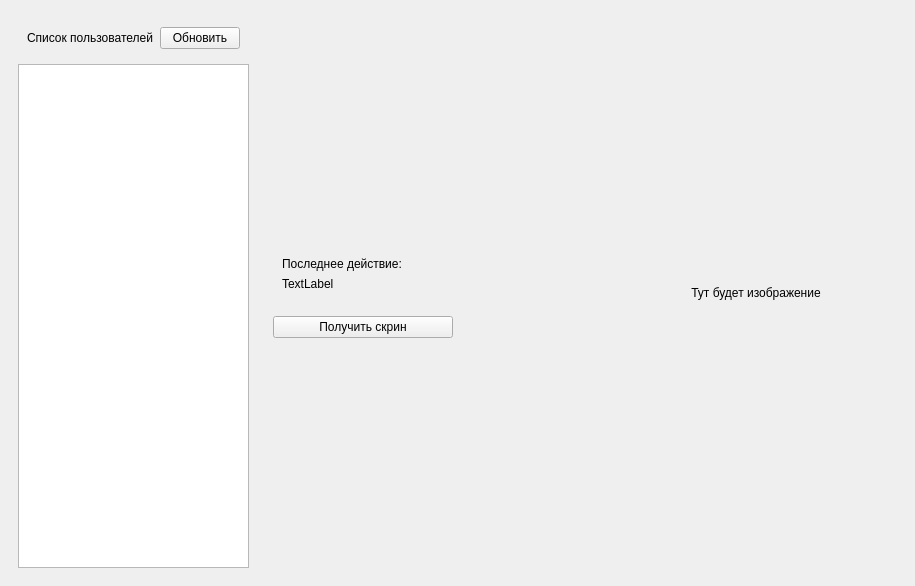
The window that client/mainwindow.ui (Lamardo43/resume-QT-cpp-tech) describes before a commit, drawn with Qt 5.
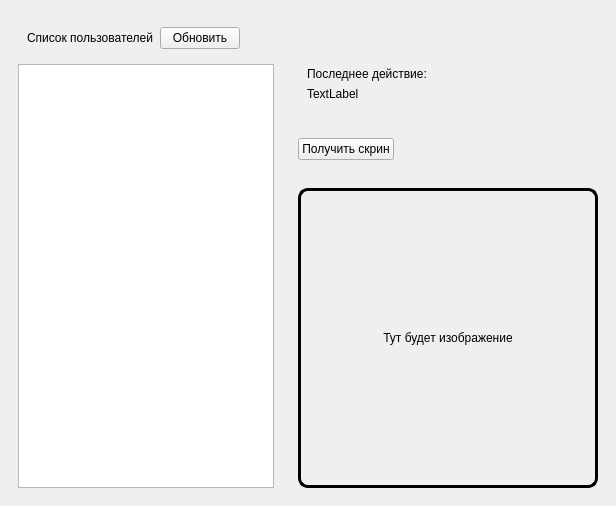
The same window after the commit.

```diff
--- a/client/mainwindow.ui
+++ b/client/mainwindow.ui
@@ -6,10 +6,16 @@
    <rect>
     <x>0</x>
     <y>0</y>
-    <width>909</width>
-    <height>586</height>
+    <width>616</width>
+    <height>506</height>
    </rect>
   </property>
+  <property name="sizePolicy">
+   <sizepolicy hsizetype="Fixed" vsizetype="Preferred">
+    <horstretch>0</horstretch>
+    <verstretch>0</verstretch>
+   </sizepolicy>
+  </property>
   <property name="minimumSize">
    <size>
     <width>0</width>
@@ -20,15 +26,39 @@
    <string>MainWindow</string>
   </property>
   <widget class="QWidget" name="centralwidget">
+   <property name="sizePolicy">
+    <sizepolicy hsizetype="Fixed" vsizetype="Preferred">
+     <horstretch>0</horstretch>
+     <verstretch>0</verstretch>
+    </sizepolicy>
+   </property>
    <layout class="QHBoxLayout" name="horizontalLayout_2">
     <item>
      <widget class="QWidget" name="widget" native="true">
+      <property name="sizePolicy">
+       <sizepolicy hsizetype="Fixed" vsizetype="Preferred">
+        <horstretch>0</horstretch>
+        <verstretch>0</verstretch>
+       </sizepolicy>
+      </property>
       <layout class="QVBoxLayout" name="verticalLayout">
        <item>
         <widget class="QWidget" name="widget_2" native="true">
+         <property name="sizePolicy">
+          <sizepolicy hsizetype="Fixed" vsizetype="Preferred">
+           <horstretch>0</horstretch>
+           <verstretch>0</verstretch>
+          </sizepolicy>
+         </property>
          <layout class="QHBoxLayout" name="horizontalLayout">
           <item>
            <widget class="QLabel" name="label">
+            <property name="sizePolicy">
+             <sizepolicy hsizetype="Fixed" vsizetype="Preferred">
+              <horstretch>0</horstretch>
+              <verstretch>0</verstretch>
+             </sizepolicy>
+            </property>
             <property name="maximumSize">
              <size>
               <width>180</width>
@@ -42,6 +72,12 @@
           </item>
           <item>
            <widget class="QPushButton" name="pushButton_2">
+            <property name="sizePolicy">
+             <sizepolicy hsizetype="Fixed" vsizetype="Fixed">
+              <horstretch>0</horstretch>
+              <verstretch>0</verstretch>
+             </sizepolicy>
+            </property>
             <property name="text">
              <string>Обновить</string>
             </property>
@@ -52,6 +88,12 @@
        </item>
        <item>
         <widget class="QListWidget" name="listWidget">
+         <property name="sizePolicy">
+          <sizepolicy hsizetype="Fixed" vsizetype="Expanding">
+           <horstretch>0</horstretch>
+           <verstretch>0</verstretch>
+          </sizepolicy>
+         </property>
          <property name="minimumSize">
           <size>
            <width>180</width>
@@ -69,14 +111,23 @@
       </layout>
      </widget>
     </item>
-    <item>
+    <item alignment="Qt::AlignHCenter">
      <widget class="QWidget" name="widget_4" native="true">
+      <property name="sizePolicy">
+       <sizepolicy hsizetype="Fixed" vsizetype="Preferred">
+        <horstretch>0</horstretch>
+        <verstretch>0</verstretch>
+       </sizepolicy>
+      </property>
       <layout class="QVBoxLayout" name="verticalLayout_3">
        <item>
         <spacer name="verticalSpacer_3">
          <property name="orientation">
           <enum>Qt::Vertical</enum>
          </property>
+         <property name="sizeType">
+          <enum>QSizePolicy::Fixed</enum>
+         </property>
          <property name="sizeHint" stdset="0">
           <size>
            <width>20</width>
@@ -87,9 +138,21 @@
        </item>
        <item>
         <widget class="QWidget" name="widget_3" native="true">
+         <property name="sizePolicy">
+          <sizepolicy hsizetype="Fixed" vsizetype="Preferred">
+           <horstretch>0</horstretch>
+           <verstretch>0</verstretch>
+          </sizepolicy>
+         </property>
          <layout class="QVBoxLayout" name="verticalLayout_2">
           <item alignment="Qt::AlignTop">
            <widget class="QLabel" name="last_doing">
+            <property name="sizePolicy">
+             <sizepolicy hsizetype="Fixed" vsizetype="Preferred">
+              <horstretch>0</horstretch>
+              <verstretch>0</verstretch>
+             </sizepolicy>
+            </property>
             <property name="maximumSize">
              <size>
               <width>16777215</width>
@@ -103,15 +166,21 @@
           </item>
           <item alignment="Qt::AlignTop">
            <widget class="QLabel" name="last_doing_label">
+            <property name="sizePolicy">
+             <sizepolicy hsizetype="Fixed" vsizetype="Preferred">
+              <horstretch>0</horstretch>
+              <verstretch>0</verstretch>
+             </sizepolicy>
+            </property>
             <property name="minimumSize">
              <size>
-              <width>300</width>
+              <width>250</width>
               <height>0</height>
              </size>
             </property>
             <property name="maximumSize">
              <size>
-              <width>16777215</width>
+              <width>250</width>
               <height>60</height>
              </size>
             </property>
@@ -139,8 +208,14 @@
          </property>
         </spacer>
        </item>
-       <item alignment="Qt::AlignTop">
+       <item alignment="Qt::AlignLeft|Qt::AlignVCenter">
         <widget class="QPushButton" name="pushButton">
+         <property name="sizePolicy">
+          <sizepolicy hsizetype="Fixed" vsizetype="Fixed">
+           <horstretch>0</horstretch>
+           <verstretch>0</verstretch>
+          </sizepolicy>
+         </property>
          <property name="maximumSize">
           <size>
            <width>180</width>
@@ -157,33 +232,47 @@
          <property name="orientation">
           <enum>Qt::Vertical</enum>
          </property>
+         <property name="sizeType">
+          <enum>QSizePolicy::Fixed</enum>
+         </property>
          <property name="sizeHint" stdset="0">
           <size>
            <width>20</width>
-           <height>40</height>
+           <height>10</height>
           </size>
          </property>
         </spacer>
        </item>
+       <item>
+        <widget class="QLabel" name="picture">
+         <property name="sizePolicy">
+          <sizepolicy hsizetype="Fixed" vsizetype="Preferred">
+           <horstretch>0</horstretch>
+           <verstretch>0</verstretch>
+          </sizepolicy>
+         </property>
+         <property name="minimumSize">
+          <size>
+           <width>300</width>
+           <height>300</height>
+          </size>
+         </property>
+         <property name="styleSheet">
+          <string notr="true">background-color: rgba(0, 0, 0, 0);
+border: 3px solid rgba(0, 0, 0, 255);
+border-radius: 10px;</string>
+         </property>
+         <property name="text">
+          <string>Тут будет изображение</string>
+         </property>
+         <property name="alignment">
+          <set>Qt::AlignCenter</set>
+         </property>
+        </widget>
+       </item>
       </layout>
      </widget>
     </item>
-    <item>
-     <widget class="QLabel" name="picture">
-      <property name="minimumSize">
-       <size>
-        <width>300</width>
-        <height>300</height>
-       </size>
-      </property>
-      <property name="text">
-       <string>Тут будет изображение</string>
-      </property>
-      <property name="alignment">
-       <set>Qt::AlignCenter</set>
-      </property>
-     </widget>
-    </item>
    </layout>
   </widget>
  </widget>
```
